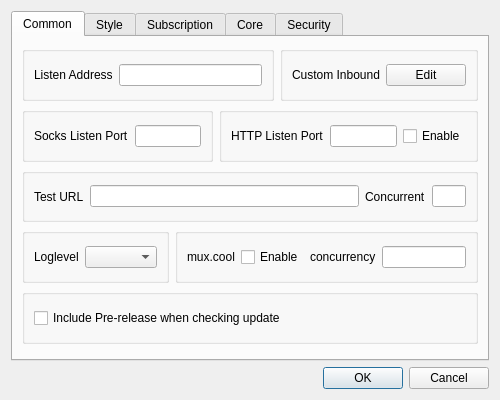
Above: ui/dialog_basic_settings.ui from MatsuriDayo/nekoray before the change. Below: the same form after it.
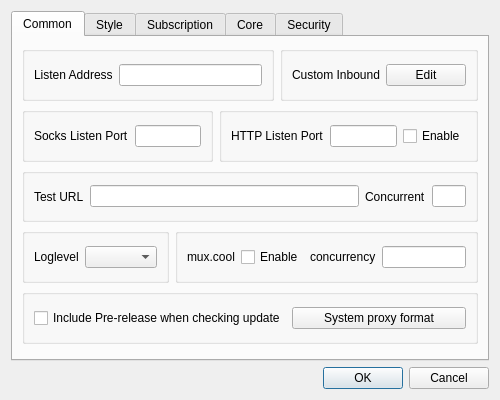
That is the form after the change. Custom widgets are drawn as their Qt base class.

Commit message: system proxy format (windows)

The edit to the form file:
```diff
--- a/ui/dialog_basic_settings.ui
+++ b/ui/dialog_basic_settings.ui
@@ -209,6 +209,13 @@
             </property>
            </widget>
           </item>
+          <item>
+           <widget class="QPushButton" name="sys_proxy_format">
+            <property name="text">
+             <string>System proxy format</string>
+            </property>
+           </widget>
+          </item>
          </layout>
         </widget>
        </item>
```
The commit also changes 9 other files.
